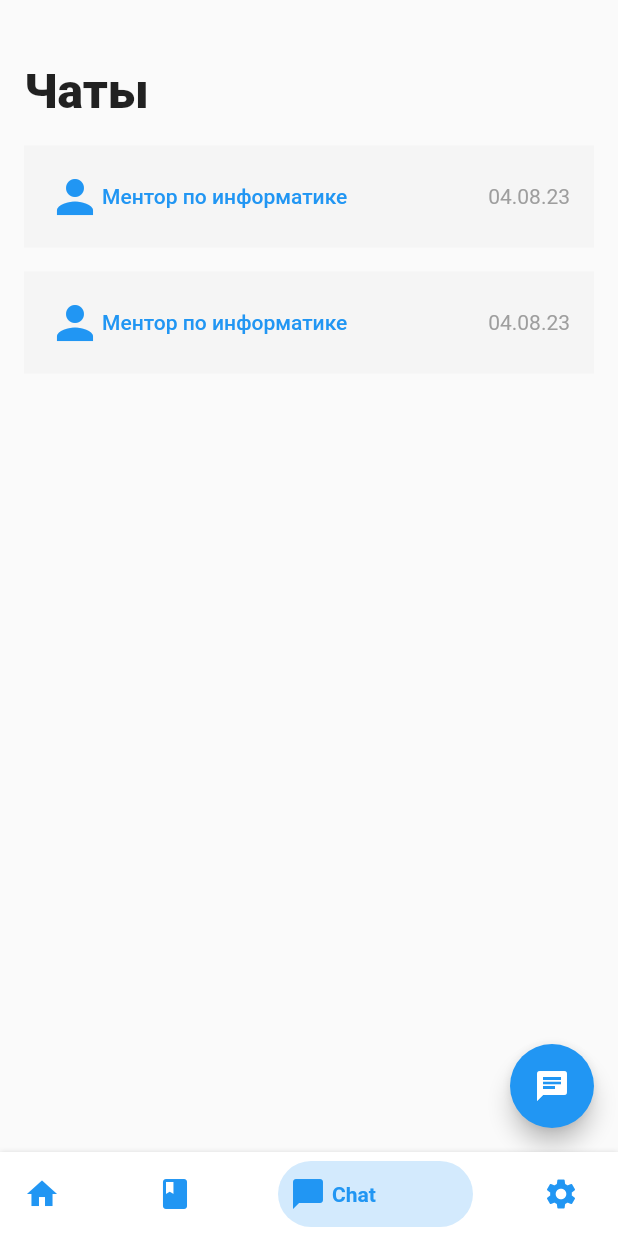
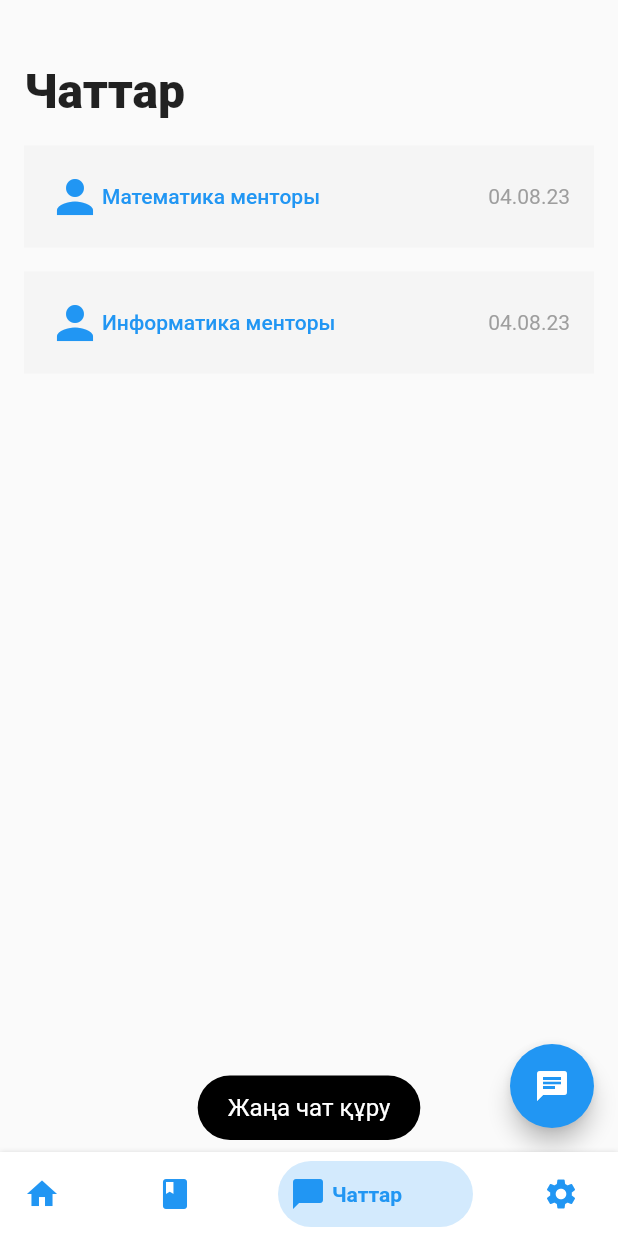
Before and after one commit to AbsoluteZero-cmd/hackathon_app, a Flutter app: the screen it shows after launch, item 3 of the bottom bar chosen, after a tap on the "chat" icon, on a phone screen of 412 x 824 dp. Run offline on Flutter 3.47's test engine with Material 2 defaults, Android fonts, the phone set to English and light mode, and no system bars; drawn by our look-alikes of bottom_navy_bar; our stand-ins replace fluttertoast; missing offline and left inert: chatview.

Commit message:
Kazakh translation

```diff
--- a/lib/chat_page.dart
+++ b/lib/chat_page.dart
@@ -1,4 +1,5 @@
 import 'package:flutter/material.dart';
+import 'package:fluttertoast/fluttertoast.dart';
 import 'package:hackathon_app/chat_item_page.dart';
 
 class ChatPage extends StatefulWidget {
@@ -24,7 +25,14 @@ class _ChatPageState extends State<ChatPage> {
     return Scaffold(
       floatingActionButton: FloatingActionButton(
         onPressed: () {
-
+          Fluttertoast.showToast(
+            msg: "Жаңа чат құру",
+            toastLength: Toast.LENGTH_SHORT,
+            timeInSecForIosWeb: 1,
+            backgroundColor: Colors.black,
+            textColor: Colors.white,
+            fontSize: 16.0,
+          );
         },
         child: Icon(Icons.chat),
       ),
@@ -35,7 +43,7 @@ class _ChatPageState extends State<ChatPage> {
           mainAxisAlignment: MainAxisAlignment.spaceBetween,
           children: [
             Text(
-              'Чаты',
+              'Чаттар',
               style: TextStyle(
                   fontSize: 32,
                   fontWeight: FontWeight.w800
@@ -62,7 +70,7 @@ class _ChatPageState extends State<ChatPage> {
                         children: [
                           Icon(Icons.person, color: Colors.blue, size: 36),
                           Text(
-                            'Ментор по информатике',
+                            index == 1 ? 'Информатика менторы' : 'Математика менторы',
                             style: TextStyle(
                                 fontWeight: FontWeight.w500,
                                 color: Colors.blue
--- a/lib/home_page.dart
+++ b/lib/home_page.dart
@@ -78,7 +78,7 @@ class _HomePageState extends State<HomePage> {
                 Align(
                   alignment: AlignmentDirectional.topStart,
                   child: Text(
-                    'Мой прогресс',
+                    'Менің үлгерімім',
                     style: TextStyle(
                       fontSize: 32,
                       fontWeight: FontWeight.w800
@@ -93,7 +93,7 @@ class _HomePageState extends State<HomePage> {
                       mainAxisAlignment: MainAxisAlignment.spaceBetween,
                       children: [
                         Text(
-                          'Курс Алгебры: Пропорции',
+                          'Алгебры курсы: Пропорциялар',
                           style: TextStyle(
                               fontSize: 16
                           ),
@@ -118,8 +118,8 @@ class _HomePageState extends State<HomePage> {
                   child: Row(
                     mainAxisAlignment: MainAxisAlignment.spaceBetween,
                     children: [
-                      _progressItem(Icons.check, 'Пройдено', '30'),
-                      _progressItem(Icons.timelapse, 'Потрачено', '42'),
+                      _progressItem(Icons.check, 'Өтілген', '30'),
+                      _progressItem(Icons.timelapse, 'Өткен', '42'),
                     ],
                   ),
                 ),
@@ -136,7 +136,7 @@ class _HomePageState extends State<HomePage> {
               Padding(
                 padding: const EdgeInsets.only(bottom: 16.0, top: 10),
                 child: Text(
-                  'Популярные курсы:',
+                  'Танымал курстар:',
                   style: TextStyle(
                     fontWeight: FontWeight.w600,
                     fontSize: 24
@@ -175,7 +175,7 @@ class _HomePageState extends State<HomePage> {
                                   ),
                                   TextButton(
                                       onPressed: () {},
-                                      child: Text('Начинающий'),
+                                      child: Text('Бастаушы'),
                                       style: ButtonStyle(
                                           shape: MaterialStateProperty.all<RoundedRectangleBorder>(
                                               RoundedRectangleBorder(
@@ -197,7 +197,7 @@ class _HomePageState extends State<HomePage> {
                                   ),
                                 ),
                               ),
-                              Text('Курс посвящен базовым понятиям и элементам языка программирования Python (операторы, числовые и строковые переменные, списки, условия и циклы).'),
+                              Text('Курс Python бағдарламалау тілінің негізгі ұғымдары мен элементтеріне (операторлар, сандық және жолдық айнымалылар, тізімдер, шарттар және циклдар) арналған.'),
                               Row(
                                 children: [
                                   Container(
@@ -205,7 +205,7 @@ class _HomePageState extends State<HomePage> {
                                     child: Row(
                                       children: [
                                         Icon(Icons.video_collection, color: Colors.blue,),
-                                        Text('Кол-во уроков: 30')
+                                        Text('Сабақ саны: 30')
                                       ],
                                     ),
                                     decoration: BoxDecoration(
--- a/lib/library_page.dart
+++ b/lib/library_page.dart
@@ -20,7 +20,7 @@ class _LibraryPageState extends State<LibraryPage> {
         mainAxisAlignment: MainAxisAlignment.spaceBetween,
         children: [
           Text(
-            'Ресурсы',
+            'Өнімдер',
             style: TextStyle(
                 fontSize: 32,
                 fontWeight: FontWeight.w800
@@ -30,7 +30,7 @@ class _LibraryPageState extends State<LibraryPage> {
             crossAxisAlignment: CrossAxisAlignment.start,
             children: [
               Text(
-                'Курсы',
+                'Курстар',
                 style: TextStyle(
                     fontSize: 24,
                     fontWeight: FontWeight.w600
@@ -55,7 +55,7 @@ class _LibraryPageState extends State<LibraryPage> {
                         children: [
                           Icon(Icons.abc, color: Colors.blue, size: 36,),
                           Text(
-                              'Английский язык',
+                              'Ағылшын тілі',
                             style: TextStyle(
                               fontWeight: FontWeight.w500,
                               color: Colors.blue
@@ -64,7 +64,7 @@ class _LibraryPageState extends State<LibraryPage> {
                           Spacer(),
                           TextButton(
                               onPressed: () {},
-                              child: Text('Вступить'),
+                              child: Text('Тіркелу'),
                               style: ButtonStyle(
                                   shape: MaterialStateProperty.all<RoundedRectangleBorder>(
                                       RoundedRectangleBorder(
@@ -86,7 +86,7 @@ class _LibraryPageState extends State<LibraryPage> {
             crossAxisAlignment: CrossAxisAlignment.start,
             children: [
               Text(
-                'Учебники',
+                'Оқулықтар',
                 style: TextStyle(
                     fontSize: 24,
                     fontWeight: FontWeight.w600
@@ -107,7 +107,7 @@ class _LibraryPageState extends State<LibraryPage> {
                           mainAxisAlignment: MainAxisAlignment.spaceAround,
                           children: [
                             Image.asset('assets/book_example.jpg', fit: BoxFit.cover,),
-                            Text('Казахский Язык. 4 класс')
+                            Text('Қазақ тілі. 4 сынып')
                           ],
                         ),
                       ),
--- a/lib/navigation.dart
+++ b/lib/navigation.dart
@@ -54,19 +54,19 @@ class _NavigationState extends State<Navigation> {
         },
         items: <BottomNavyBarItem>[
           BottomNavyBarItem(
-              title: Text('Home'),
+              title: Text('Басты'),
               icon: Icon(Icons.home)
           ),
           BottomNavyBarItem(
-              title: Text('Resources'),
+              title: Text('Өнімдер'),
               icon: Icon(Icons.book)
           ),
           BottomNavyBarItem(
-              title: Text('Chat'),
+              title: Text('Чаттар'),
               icon: Icon(Icons.chat_bubble)
           ),
           BottomNavyBarItem(
-              title: Text('Settings'),
+              title: Text('Настройки'),
               icon: Icon(Icons.settings)
           ),
         ],
--- a/pubspec.yaml
+++ b/pubspec.yaml
@@ -31,6 +31,7 @@ dependencies:
 
   bottom_navy_bar: ^5.6.0
   chatview: ^1.2.1
+  fluttertoast: ^8.2.1
 
   flutter:
     sdk: flutter
```
Also changed, not shown: lib/main.dart (+0 -85 lines), pubspec.lock.
